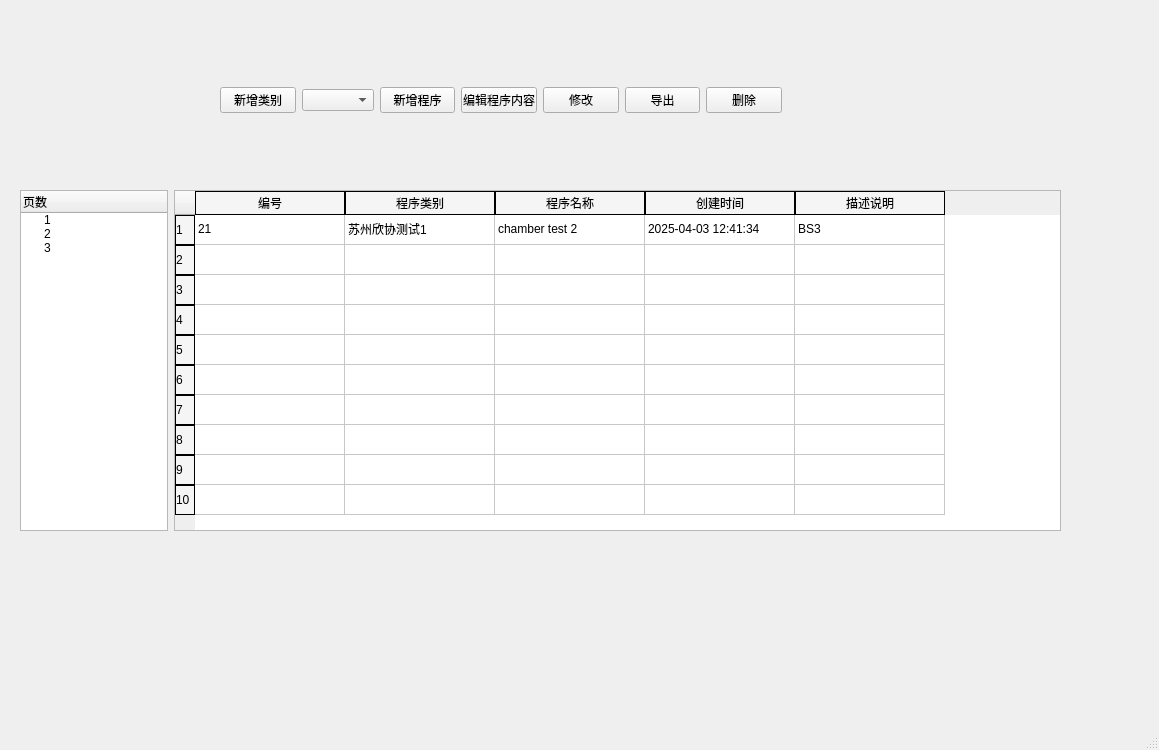
Before: the Qt Designer form startwindow.ui in woodfsg/QT_ConfigUI, drawn with Qt 5.
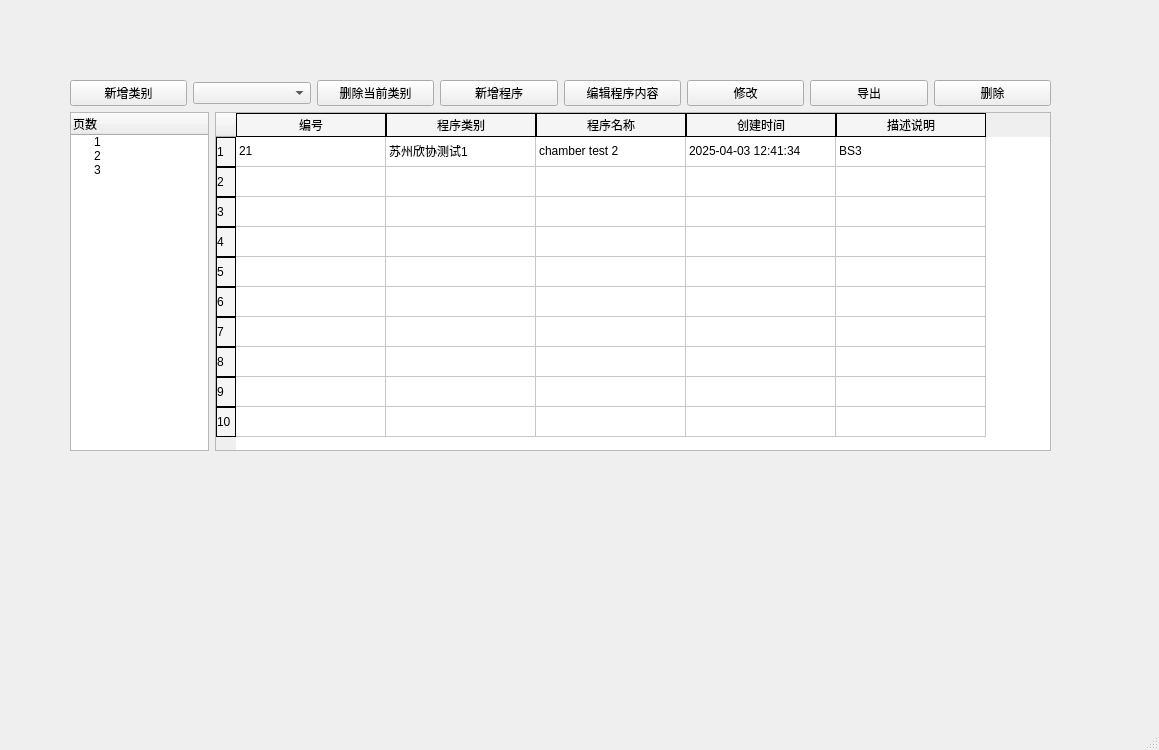
After: the same form once the commit is applied.

Commit message: [add] program type in startwindow

What changed in the file:
```diff
--- a/startwindow.ui
+++ b/startwindow.ui
@@ -14,15 +14,73 @@
    <string>MainWindow</string>
   </property>
   <widget class="QWidget" name="centralwidget">
-   <widget class="QWidget" name="horizontalLayoutWidget">
+   <widget class="QWidget" name="">
     <property name="geometry">
      <rect>
-      <x>20</x>
-      <y>190</y>
-      <width>1041</width>
-      <height>341</height>
+      <x>70</x>
+      <y>80</y>
+      <width>981</width>
+      <height>371</height>
      </rect>
     </property>
+    <layout class="QVBoxLayout" name="verticalLayout">
+     <item>
+      <layout class="QHBoxLayout" name="horizontalLayout_2">
+       <item>
+        <widget class="QPushButton" name="addTypePushButton">
+         <property name="text">
+          <string>新增类别</string>
+         </property>
+        </widget>
+       </item>
+       <item>
+        <widget class="QComboBox" name="showTypeComboBox"/>
+       </item>
+       <item>
+        <widget class="QPushButton" name="deleteCurrentTypePushButton">
+         <property name="text">
+          <string>删除当前类别</string>
+         </property>
+        </widget>
+       </item>
+       <item>
+        <widget class="QPushButton" name="addProgramPushButton">
+         <property name="text">
+          <string>新增程序</string>
+         </property>
+        </widget>
+       </item>
+       <item>
+        <widget class="QPushButton" name="editProgramPushButton">
+         <property name="text">
+          <string>编辑程序内容</string>
+         </property>
+        </widget>
+       </item>
+       <item>
+        <widget class="QPushButton" name="revisePushButton">
+         <property name="text">
+          <string>修改</string>
+         </property>
+        </widget>
+       </item>
+       <item>
+        <widget class="QPushButton" name="exportPushButton">
+         <property name="text">
+          <string>导出</string>
+         </property>
+        </widget>
+       </item>
+       <item>
+        <widget class="QPushButton" name="deletePushButton">
+         <property name="text">
+          <string>删除</string>
+         </property>
+        </widget>
+       </item>
+      </layout>
+     </item>
+     <item>
     <layout class="QHBoxLayout" name="horizontalLayout" stretch="1,6">
      <property name="sizeConstraint">
       <enum>QLayout::SetDefaultConstraint</enum>
@@ -206,75 +264,9 @@
       </widget>
      </item>
     </layout>
-   </widget>
-   <widget class="QWidget" name="horizontalLayoutWidget_2">
-    <property name="geometry">
-     <rect>
-      <x>220</x>
-      <y>60</y>
-      <width>562</width>
-      <height>80</height>
-     </rect>
-    </property>
-    <layout class="QHBoxLayout" name="horizontalLayout_2">
-     <item>
-      <widget class="QPushButton" name="addTypePushButton">
-       <property name="text">
-        <string>新增类别</string>
-       </property>
-      </widget>
-     </item>
-     <item>
-      <widget class="QComboBox" name="showTypeComboBox"/>
-     </item>
-     <item>
-      <widget class="QPushButton" name="addProgramPushButton">
-       <property name="text">
-        <string>新增程序</string>
-       </property>
-      </widget>
-     </item>
-     <item>
-      <widget class="QPushButton" name="editProgramPushButton">
-       <property name="text">
-        <string>编辑程序内容</string>
-       </property>
-      </widget>
-     </item>
-     <item>
-      <widget class="QPushButton" name="revisePushButton">
-       <property name="text">
-        <string>修改</string>
-       </property>
-      </widget>
-     </item>
-     <item>
-      <widget class="QPushButton" name="exportPushButton">
-       <property name="text">
-        <string>导出</string>
-       </property>
-      </widget>
-     </item>
-     <item>
-      <widget class="QPushButton" name="deletePushButton">
-       <property name="text">
-        <string>删除</string>
-       </property>
-      </widget>
      </item>
     </layout>
    </widget>
-   <widget class="QWidget" name="verticalLayoutWidget">
-    <property name="geometry">
-     <rect>
-      <x>850</x>
-      <y>50</y>
-      <width>160</width>
-      <height>80</height>
-     </rect>
-    </property>
-    <layout class="QVBoxLayout" name="verticalLayout"/>
-   </widget>
   </widget>
   <widget class="QMenuBar" name="menubar">
    <property name="geometry">
```
Lines whose indentation alone changed are shown as unchanged. The commit also changes 3 other files.
